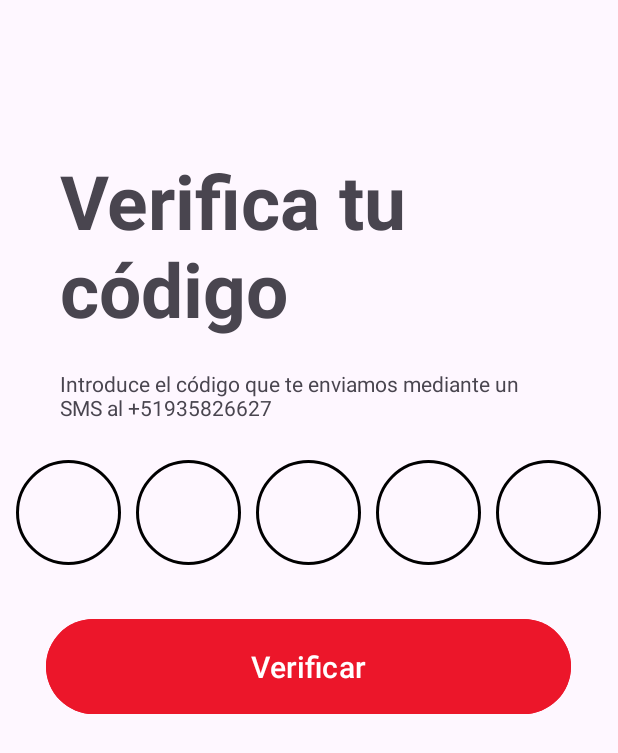
After one commit to PieroCardoza2003/UrbanMove, an Android app: the OtpVerification screen opened directly, with no data from a screen before it, on a phone screen of 412 x 824 dp. The commit adds this screen. Shown: the top 753 px of the screen. Run offline under Robolectric (Android 15) with nearby library versions, the phone set to English and light mode, and no system bars.

Commit message:
H01 - Registro de Usuarios (Avance)

```diff
--- a/app/build.gradle
+++ b/app/build.gradle
@@ -6,6 +6,8 @@ plugins {
 android {
     namespace 'com.capstone.urbanmove'
     compileSdk 34
+
+    buildFeatures{viewBinding true}
 
     defaultConfig {
         applicationId "com.capstone.urbanmove"
@@ -47,12 +49,14 @@ dependencies {
     implementation "androidx.lifecycle:lifecycle-viewmodel-ktx:2.8.1"
     // LiveData
     implementation "androidx.lifecycle:lifecycle-livedata-ktx:2.8.1"
-
+    // Country Code Picker
+    implementation 'com.hbb20:ccp:2.7.3'
     // --------------------------------------------------------------------
     implementation 'androidx.core:core-ktx:1.9.0'
     implementation 'androidx.appcompat:appcompat:1.7.0'
     implementation 'com.google.android.material:material:1.12.0'
     implementation 'androidx.constraintlayout:constraintlayout:2.1.4'
+    implementation 'androidx.activity:activity:1.8.0'
     testImplementation 'junit:junit:4.13.2'
     androidTestImplementation 'androidx.test.ext:junit:1.2.1'
     androidTestImplementation 'androidx.test.espresso:espresso-core:3.6.1'
--- a/app/src/main/java/com/capstone/urbanmove/MainActivity.kt
+++ b/app/src/main/java/com/capstone/urbanmove/MainActivity.kt
@@ -1,13 +1,19 @@
 package com.capstone.urbanmove
 
+import android.content.Intent
 import androidx.appcompat.app.AppCompatActivity
 import android.os.Bundle
 import androidx.core.splashscreen.SplashScreen.Companion.installSplashScreen
+import com.capstone.urbanmove.presentation.ui.phonelogin.PhoneLogin
 
 class MainActivity : AppCompatActivity() {
     override fun onCreate(savedInstanceState: Bundle?) {
         super.onCreate(savedInstanceState)
         installSplashScreen()
         setContentView(R.layout.activity_main)
+
+
+        val intent=Intent(this,PhoneLogin::class.java)
+        startActivity(intent)
     }
 }
--- /dev/null
+++ b/app/src/main/java/com/capstone/urbanmove/presentation/ui/otpverification/OtpVerification.kt
@@ -0,0 +1,21 @@
+package com.capstone.urbanmove.presentation.ui.otpverification
+
+import android.os.Bundle
+import androidx.activity.enableEdgeToEdge
+import androidx.appcompat.app.AppCompatActivity
+import androidx.core.view.ViewCompat
+import androidx.core.view.WindowInsetsCompat
+import com.capstone.urbanmove.R
+
+class OtpVerification : AppCompatActivity() {
+    override fun onCreate(savedInstanceState: Bundle?) {
+        super.onCreate(savedInstanceState)
+        enableEdgeToEdge()
+        setContentView(R.layout.activity_otp_verification)
+        ViewCompat.setOnApplyWindowInsetsListener(findViewById(R.id.main)) { v, insets ->
+            val systemBars = insets.getInsets(WindowInsetsCompat.Type.systemBars())
+            v.setPadding(systemBars.left, systemBars.top, systemBars.right, systemBars.bottom)
+            insets
+        }
+    }
+}
--- /dev/null
+++ b/app/src/main/res/drawable/ic_location.xml
@@ -0,0 +1,5 @@
+<vector xmlns:android="http://schemas.android.com/apk/res/android" android:height="24dp" android:tint="#000000" android:viewportHeight="24" android:viewportWidth="24" android:width="24dp">
+
+    <path android:fillColor="@android:color/white" android:pathData="M12,2C8.13,2 5,5.13 5,9c0,5.25 7,13 7,13s7,-7.75 7,-13c0,-3.87 -3.13,-7 -7,-7zM12,11.5c-1.38,0 -2.5,-1.12 -2.5,-2.5s1.12,-2.5 2.5,-2.5 2.5,1.12 2.5,2.5 -1.12,2.5 -2.5,2.5z"/>
+
+</vector>
--- /dev/null
+++ b/app/src/main/res/drawable/round_input.xml
@@ -0,0 +1,7 @@
+<?xml version="1.0" encoding="utf-8"?>
+<shape xmlns:android="http://schemas.android.com/apk/res/android"
+    android:shape="oval"
+    >
+    <corners android:radius="100dp"/>
+    <stroke android:width="2dip" android:color="@color/black"/>
+</shape>
--- /dev/null
+++ b/app/src/main/res/layout/activity_otp_verification.xml
@@ -0,0 +1,129 @@
+<?xml version="1.0" encoding="utf-8"?>
+<ScrollView xmlns:android="http://schemas.android.com/apk/res/android"
+    xmlns:app="http://schemas.android.com/apk/res-auto"
+    xmlns:tools="http://schemas.android.com/tools"
+    android:id="@+id/main"
+    android:layout_width="match_parent"
+    android:layout_height="match_parent"
+    tools:context=".presentation.ui.otpverification.OtpVerification">
+
+    <LinearLayout
+        android:layout_width="match_parent"
+        android:layout_height="wrap_content"
+        android:gravity="center"
+        android:orientation="vertical">
+
+        <TextView
+            android:layout_marginTop="100dp"
+            android:layout_marginLeft="40dp"
+            android:layout_marginRight="40dp"
+            android:layout_width="wrap_content"
+            android:layout_height="match_parent"
+            android:layout_gravity="left"
+            android:text="Verifica tu código"
+            android:textSize="50sp"
+            android:textStyle="bold"/>
+
+        <TextView
+            android:layout_marginTop="20dp"
+            android:layout_marginLeft="40dp"
+            android:layout_marginRight="40dp"
+            android:layout_width="match_parent"
+            android:layout_height="wrap_content"
+            android:text="Introduce el código que te enviamos mediante un SMS al +51935826627"/>
+
+        <LinearLayout
+            android:layout_width="match_parent"
+            android:layout_height="wrap_content"
+            android:layout_marginTop="25dp"
+            android:gravity="center"
+            android:orientation="horizontal">
+
+            <EditText
+                android:layout_width="70dp"
+                android:layout_height="70dp"
+                android:gravity="center"
+                android:background="@drawable/round_input"
+                android:imeOptions="actionNext"
+                android:importantForAutofill="no"
+                android:inputType="number"
+                android:maxLength="1"
+                android:textColor="@color/black"
+                android:textSize="24sp"
+                android:textStyle="bold"
+                tools:ignore="LabelFor"/>
+
+            <EditText
+                android:layout_marginLeft="10dp"
+                android:layout_width="70dp"
+                android:layout_height="70dp"
+                android:gravity="center"
+                android:background="@drawable/round_input"
+                android:imeOptions="actionNext"
+                android:importantForAutofill="no"
+                android:inputType="number"
+                android:maxLength="1"
+                android:textColor="@color/black"
+                android:textSize="24sp"
+                android:textStyle="bold"
+                tools:ignore="LabelFor"/>
+
+            <EditText
+                android:layout_marginLeft="10dp"
+                android:layout_width="70dp"
+                android:layout_height="70dp"
+                android:gravity="center"
+                android:background="@drawable/round_input"
+                android:imeOptions="actionNext"
+                android:importantForAutofill="no"
+                android:inputType="number"
+                android:maxLength="1"
+                android:textColor="@color/black"
+                android:textSize="24sp"
+                android:textStyle="bold"
+                tools:ignore="LabelFor"/>
+
+            <EditText
+                android:layout_marginLeft="10dp"
+                android:layout_width="70dp"
+                android:layout_height="70dp"
+                android:gravity="center"
+                android:background="@drawable/round_input"
+                android:imeOptions="actionNext"
+                android:importantForAutofill="no"
+                android:inputType="number"
+                android:maxLength="1"
+                android:textColor="@color/black"
+                android:textSize="24sp"
+                android:textStyle="bold"
+                tools:ignore="LabelFor"/>
+
+            <EditText
+                android:layout_marginLeft="10dp"
+                android:layout_width="70dp"
+                android:layout_height="70dp"
+                android:gravity="center"
+                android:background="@drawable/round_input"
+                android:imeOptions="actionNext"
+                android:importantForAutofill="no"
+                android:inputType="number"
+                android:maxLength="1"
+                android:textColor="@color/black"
+                android:textSize="24sp"
+                android:textStyle="bold"
+                tools:ignore="LabelFor"/>
+
+        </LinearLayout>
+
+        <Button
+            android:layout_width="350dp"
+            android:layout_height="wrap_content"
+            android:text="Verificar"
+            android:backgroundTint="@color/app_color_primary"
+            android:textColor="@color/white"
+            android:padding="18dp"
+            android:layout_marginTop="32sp"
+            android:textSize="20sp"/>
+    </LinearLayout>
+
+</ScrollView>
--- a/app/src/main/res/values/strings.xml
+++ b/app/src/main/res/values/strings.xml
@@ -1,3 +1,4 @@
 <resources>
     <string name="app_name">Urban Move</string>
+
 </resources>
```
Also changed, not shown: app/src/main/AndroidManifest.xml (+7 -1 lines), app/src/main/java/com/capstone/urbanmove/presentation/ui/phonelogin/PhoneLogin.kt (added, +21 -0 lines), app/src/main/res/drawable/rounded_corner.xml (added, +7 -0 lines), app/src/main/res/layout/activity_phone_login.xml (added, +95 -0 lines), app/src/main/res/layout/list_item.xml (added, +7 -0 lines).
